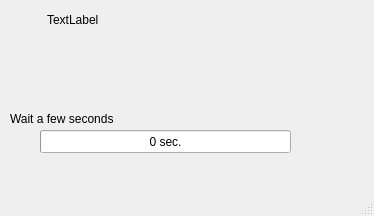
Before: the Qt Designer form qtUi/result.ui in arseniiyamnii/PyLearnQt, drawn with Qt 5.
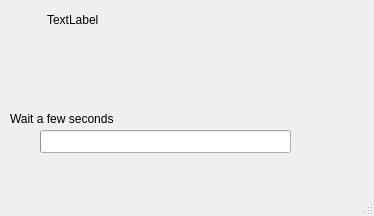
After: the same form once the commit is applied.

The edit to the form file:
```diff
--- a/qtUi/result.ui
+++ b/qtUi/result.ui
@@ -52,7 +52,7 @@
      <bool>false</bool>
     </property>
     <property name="format">
-     <string>%p sec.</string>
+      <string><!--%p sec.--></string>
     </property>
    </widget>
    <widget class="QLabel" name="label_2">
```
